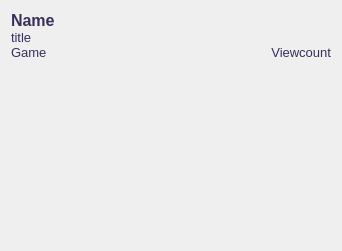
Globidev/twitch-player, file player/forms/stream_card.ui: the form before one commit.
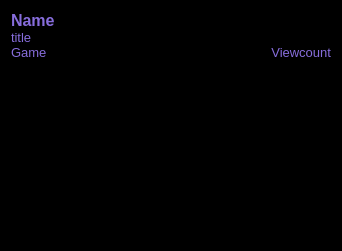
The form after the commit.

```diff
--- a/player/forms/stream_card.ui
+++ b/player/forms/stream_card.ui
@@ -7,7 +7,7 @@
     <x>0</x>
     <y>0</y>
     <width>338</width>
-    <height>245</height>
+    <height>251</height>
    </rect>
   </property>
   <property name="minimumSize">
@@ -22,6 +22,70 @@
     <height>16777215</height>
    </size>
   </property>
+  <property name="palette">
+   <palette>
+    <active>
+     <colorrole role="Base">
+      <brush brushstyle="SolidPattern">
+       <color alpha="255">
+        <red>255</red>
+        <green>255</green>
+        <blue>255</blue>
+       </color>
+      </brush>
+     </colorrole>
+     <colorrole role="Window">
+      <brush brushstyle="SolidPattern">
+       <color alpha="255">
+        <red>0</red>
+        <green>0</green>
+        <blue>0</blue>
+       </color>
+      </brush>
+     </colorrole>
+    </active>
+    <inactive>
+     <colorrole role="Base">
+      <brush brushstyle="SolidPattern">
+       <color alpha="255">
+        <red>255</red>
+        <green>255</green>
+        <blue>255</blue>
+       </color>
+      </brush>
+     </colorrole>
+     <colorrole role="Window">
+      <brush brushstyle="SolidPattern">
+       <color alpha="255">
+        <red>0</red>
+        <green>0</green>
+        <blue>0</blue>
+       </color>
+      </brush>
+     </colorrole>
+    </inactive>
+    <disabled>
+     <colorrole role="Base">
+      <brush brushstyle="SolidPattern">
+       <color alpha="255">
+        <red>0</red>
+        <green>0</green>
+        <blue>0</blue>
+       </color>
+      </brush>
+     </colorrole>
+     <colorrole role="Window">
+      <brush brushstyle="SolidPattern">
+       <color alpha="255">
+        <red>0</red>
+        <green>0</green>
+        <blue>0</blue>
+       </color>
+      </brush>
+     </colorrole>
+    </disabled>
+   </palette>
+  </property>
   <property name="windowTitle">
    <string>Form</string>
   </property>
@@ -43,9 +107,9 @@
         <colorrole role="WindowText">
          <brush brushstyle="SolidPattern">
           <color alpha="255">
-           <red>57</red>
-           <green>46</green>
-           <blue>92</blue>
+           <red>135</red>
+           <green>109</green>
+           <blue>220</blue>
           </color>
          </brush>
         </colorrole>
@@ -54,9 +118,9 @@
         <colorrole role="WindowText">
          <brush brushstyle="SolidPattern">
           <color alpha="255">
-           <red>57</red>
-           <green>46</green>
-           <blue>92</blue>
+           <red>135</red>
+           <green>109</green>
+           <blue>220</blue>
           </color>
          </brush>
         </colorrole>
@@ -100,9 +164,9 @@
         <colorrole role="WindowText">
          <brush brushstyle="SolidPattern">
           <color alpha="255">
-           <red>57</red>
-           <green>46</green>
-           <blue>92</blue>
+           <red>135</red>
+           <green>109</green>
+           <blue>220</blue>
           </color>
          </brush>
         </colorrole>
@@ -111,9 +175,9 @@
         <colorrole role="WindowText">
          <brush brushstyle="SolidPattern">
           <color alpha="255">
-           <red>57</red>
-           <green>46</green>
-           <blue>92</blue>
+           <red>135</red>
+           <green>109</green>
+           <blue>220</blue>
           </color>
          </brush>
         </colorrole>
@@ -159,9 +223,9 @@
           <colorrole role="WindowText">
            <brush brushstyle="SolidPattern">
             <color alpha="255">
-             <red>57</red>
-             <green>46</green>
-             <blue>92</blue>
+             <red>135</red>
+             <green>109</green>
+             <blue>220</blue>
             </color>
            </brush>
           </colorrole>
@@ -170,9 +234,9 @@
           <colorrole role="WindowText">
            <brush brushstyle="SolidPattern">
             <color alpha="255">
-             <red>57</red>
-             <green>46</green>
-             <blue>92</blue>
+             <red>135</red>
+             <green>109</green>
+             <blue>220</blue>
             </color>
            </brush>
           </colorrole>
@@ -216,9 +280,9 @@
           <colorrole role="WindowText">
            <brush brushstyle="SolidPattern">
             <color alpha="255">
-             <red>57</red>
-             <green>46</green>
-             <blue>92</blue>
+             <red>135</red>
+             <green>109</green>
+             <blue>220</blue>
             </color>
            </brush>
           </colorrole>
@@ -227,9 +291,9 @@
           <colorrole role="WindowText">
            <brush brushstyle="SolidPattern">
             <color alpha="255">
-             <red>57</red>
-             <green>46</green>
-             <blue>92</blue>
+             <red>135</red>
+             <green>109</green>
+             <blue>220</blue>
             </color>
            </brush>
           </colorrole>
```
